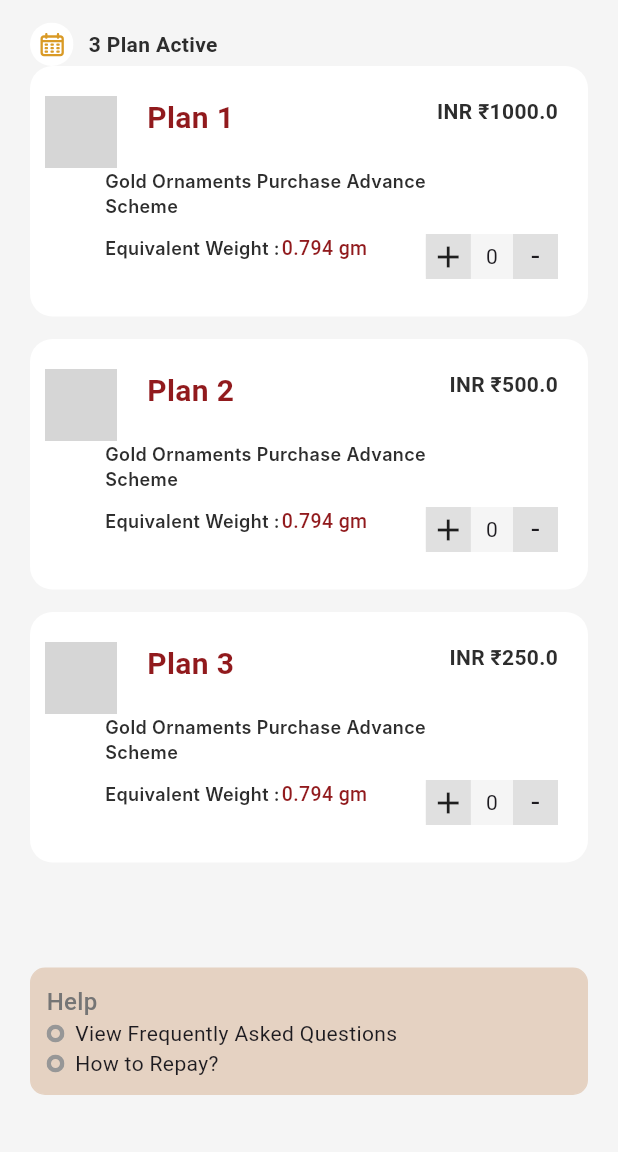
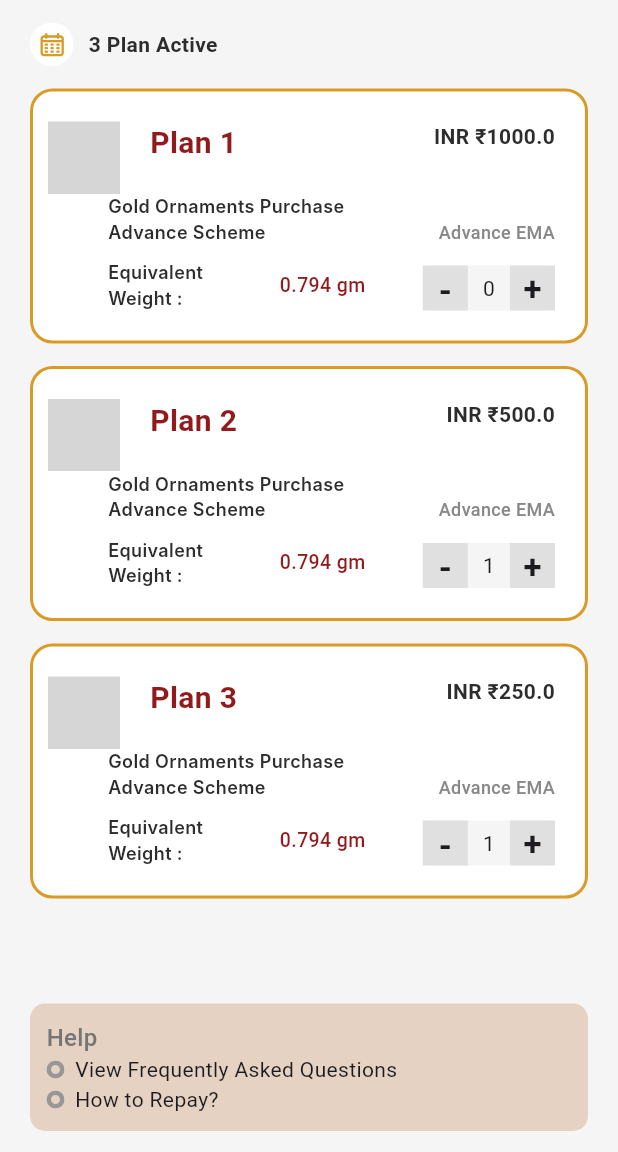
Before and after one commit to NigilDharsan/JewelOne, a Flutter app: the Online_Emi_Payment_Screen screen opened directly, after a tap on an icon or button, on a phone screen of 412 x 824 dp, the part 84-1236 px from its top. Run offline on Flutter 3.47's test engine with Material 3 defaults, Android fonts, the phone set to English and light mode, and no system bars; our stand-ins replace carousel_slider, dio, flutter_riverpod, flutter_secure_storage, flutter_spinkit, flutter_svg and 2 more; missing offline and left inert: country_list_pick, easy_radio, flutter_cashfree_pg_sdk, scroll_loop_auto_scroll; accounts and stored records are empty; Roboto replaces fonts that are missing (Inter, Metropolis); project files that could hold a hidden picture were left out; grey boxes are pictures that could not be loaded.

Commit message:
Committing the code and fixes bug in the online emi payment, Setting Screen, Store Locator

```diff
--- a/lib/Common_Widgets/Common_Model_Bottom_Sheet.dart
+++ b/lib/Common_Widgets/Common_Model_Bottom_Sheet.dart
@@ -6,7 +6,8 @@ import 'Common_Button.dart';
 
 
 //TOTAL AMOUNT
-Widget Total_Amount_Bottom_Sheet(context,{required void Function()? onPress}){
+Widget Total_Amount_Bottom_Sheet(context,{required void Function()? onPress,
+  required String totalAmount, required String mobileNumber}){
   return  Container(
     height: MediaQuery.sizeOf(context).height/2.5,
     decoration: BoxDecoration(
@@ -33,10 +34,10 @@ Widget Total_Amount_Bottom_Sheet(context,{required void Function()? onPress}){
           //TRANSACTION FOR
           Padding(
             padding: const EdgeInsets.only(top: 10,bottom: 10),
-            child: Text('Here is the amount breakup of your transaction for 9944x xxxxx',style: Textfield_Style2,),
+            child: Text('Here is the amount breakup of your transaction for ${mobileNumber}',style: Textfield_Style2,),
           ),
           //TOTAL AMOUNT
-          Total_Amount(Amount: '5,00,000'),
+          Total_Amount(Amount: '₹${totalAmount}'),
           //BUTTON
           Padding(
             padding: const EdgeInsets.only(top: 25),
--- a/lib/Src/Online_Emi_Payment_Ui/Online_Emi_Payment_Screen.dart
+++ b/lib/Src/Online_Emi_Payment_Ui/Online_Emi_Payment_Screen.dart
@@ -17,6 +17,7 @@ import 'package:jewelone/Src/Home_DashBoard_Ui/Home_DashBoard_Screen.dart';
 import 'package:jewelone/Src/My_SSP_Ui/My_SSP_Screen.dart';
 import 'package:jewelone/utilits/Common_Colors.dart';
 import 'package:jewelone/utilits/ConstantsApi.dart';
+import 'package:jewelone/utilits/Generic.dart';
 import 'package:jewelone/utilits/Text_Style.dart';
 import 'package:http/http.dart' as http;
 
@@ -51,6 +52,22 @@ class _Online_Emi_Payment_ScreenState extends ConsumerState<Online_Emi_Payment_S
     EmiOption(label: '6 months EMI', amount: 500.0, plannum: '2'),
     EmiOption(label: '12 months EMI', amount: 250.0, plannum: '3'),
   ];
+  String phoneVal = '';
+  String name = '';
+
+  Future<void> getDetails() async{
+    String phval = await getCustomer_phone();
+    String maskedMobileNumber = phval!.replaceRange(6, 10, "xxxx");
+    setState(() {
+      phoneVal = maskedMobileNumber;
+    });
+  }
+  @override
+  void initState() {
+    // TODO: implement initState
+    super.initState();
+    getDetails();
+  }
 
   @override
   Widget build(BuildContext context) {
@@ -77,7 +94,7 @@ class _Online_Emi_Payment_ScreenState extends ConsumerState<Online_Emi_Payment_S
               mainAxisAlignment: MainAxisAlignment.start,
               children: [
                 Padding(
-                  padding: const EdgeInsets.only(top: 15),
+                  padding: const EdgeInsets.only(top: 15,bottom: 15),
                   child: Row(
                     children: [
                       ImgPathSvg('calendar2.svg'),
@@ -104,8 +121,8 @@ class _Online_Emi_Payment_ScreenState extends ConsumerState<Online_Emi_Payment_S
                           return Total_Amount_Bottom_Sheet(
                             context,
                             onPress: () async {
-                              await initiatePay(orderId: '', paymentSessionId: '');
-                            },
+                              await createOrder();
+                            }, totalAmount: "${totalAmount}", mobileNumber: '${phoneVal}',
                           );
                         },
                       );
@@ -133,6 +150,7 @@ class _Online_Emi_Payment_ScreenState extends ConsumerState<Online_Emi_Payment_S
           margin: EdgeInsets.only(bottom: 15),
           decoration: BoxDecoration(
             borderRadius: BorderRadius.circular(15),
+            border: Border.all(color: arrow,width: 2),
             color: white1,
           ),
           child: Padding(
@@ -174,25 +192,38 @@ class _Online_Emi_Payment_ScreenState extends ConsumerState<Online_Emi_Payment_S
                     Text("INR ₹${emiOption.amount}", style: rate2),
                   ],
                 ),
+                Padding(
+                  padding: const EdgeInsets.only(bottom: 10,),
+                  child: Row(
+                    mainAxisAlignment: MainAxisAlignment.start,
+                    crossAxisAlignment: CrossAxisAlignment.end,
+                    children: [
                       Container(
-                  margin: EdgeInsets.only(bottom: 10, left: 40),
-                  width: MediaQuery.sizeOf(context).width / 1.8,
+                        margin: EdgeInsets.only(left: 40),
+                        width: MediaQuery.sizeOf(context).width / 2.3,
                         child: Text(
                           'Gold Ornaments Purchase Advance Scheme',
                           style: planST,
                           maxLines: 2,
                         ),
                       ),
-                Row(
+                      const Spacer(),
+                      Text('Advance EMA',style: walletT2,)
+                    ],
+                  ),
+                ),
+                Padding(
+                  padding: const EdgeInsets.only(bottom:20),
+                  child: Row(
                     mainAxisAlignment: MainAxisAlignment.start,
-                  crossAxisAlignment: CrossAxisAlignment.start,
+                    crossAxisAlignment: CrossAxisAlignment.end,
                     children: [
                       Padding(
                         padding: const EdgeInsets.only(left: 40),
                         child: Row(
                           children: [
                             Container(
-                            width: MediaQuery.sizeOf(context).width / 3.5,
+                              width: MediaQuery.sizeOf(context).width / 3.6,
                               child: Text('Equivalent Weight : ', style: planST),
                             ),
                             Text('0.794 gm', style: Goldweight),
@@ -203,15 +234,32 @@ class _Online_Emi_Payment_ScreenState extends ConsumerState<Online_Emi_Payment_S
                       Container(
                         height: 30,
                         alignment: Alignment.topLeft,
-                      margin: EdgeInsets.only(bottom: 25),
+
                         decoration: BoxDecoration(
-                        borderRadius: BorderRadius.circular(2.5),
+                          borderRadius: BorderRadius.circular(5),
+
                           color: white2,
                         ),
                         child: Row(
                           mainAxisAlignment: MainAxisAlignment.start,
                           crossAxisAlignment: CrossAxisAlignment.start,
                           children: [
+
+                            Container(
+                              height: 30,
+                              width: 30,
+                              color: white3,
+                              child: InkWell(
+                                onTap: () {
+                                  _decrementCounter(emiOption);
+                                },
+                                child: Center(child: Text('-',style: TextStyle(fontSize: 22.5,fontWeight: FontWeight.bold),)),
+                              ),
+                            ),
+                            Padding(
+                              padding: const EdgeInsets.only(left: 10, right: 10),
+                              child: Center(child: Text('${emiOption.count }')),
+                            ),
                             Container(
                               height: 30,
                               width: 30,
@@ -220,28 +268,14 @@ class _Online_Emi_Payment_ScreenState extends ConsumerState<Online_Emi_Payment_S
                                 onTap: () {
                                   _incrementCounter(emiOption);
                                 },
-                              child: Center(child: Icon(Icons.add)),
-                            ),
-                          ),
-                          Padding(
-                            padding: const EdgeInsets.only(left: 10, right: 10),
-                            child: Center(child: Text('${emiOption.count}')),
-                          ),
-                          Container(
-                            height: 30,
-                            width: 30,
-                            color: white3,
-                            child: InkWell(
-                              onTap: () {
-                                _decrementCounter(emiOption);
-                              },
-                              child: Center(child: Text('-', style: TextStyle(fontSize: 20))),
+                                child: Center(child: Text('+',style: TextStyle(fontSize: 22,fontWeight: FontWeight.bold)),),
                               ),
                             ),
                           ],
                         ),
                       ),
                     ],
+                  ),
                 ),
               ],
             ),
@@ -371,5 +405,5 @@ class EmiOption {
   final String plannum;
   int count;
 
-  EmiOption( {required this.label, required this.amount,required this.plannum,this.count = 0});
+  EmiOption( {required this.label, required this.amount,required this.plannum,this.count = 1});
 }
--- a/lib/Src/Security_Setting_Ui/Settings_Screen.dart
+++ b/lib/Src/Security_Setting_Ui/Settings_Screen.dart
@@ -160,7 +160,7 @@ class _Settings_ScreenState extends ConsumerState<Settings_Screen> {
                   Settingscontainer(context,text: 'KYC', image: 'kyc.svg', image2: 'rightarrow2.svg', onTap: () {
                     Navigator.push(context, MaterialPageRoute(builder: (context)=>KYC_Screen()));
                   }),
-                  Settingscontainer(context,text: 'About JewelOne', image: 'aboutjweleone.svg', image2: 'rightarrow2.svg', onTap: () {
+                  Settingscontainer(context,text: 'About Shining Dawn', image: 'aboutjweleone.svg', image2: 'rightarrow2.svg', onTap: () {
                     //Navigator.push(context, MaterialPageRoute(builder: (context)=>Password_Screen()));
                   }),
                 ],
--- a/lib/Src/Store_Locator_Ui/Store_Locator_Screen.dart
+++ b/lib/Src/Store_Locator_Ui/Store_Locator_Screen.dart
@@ -34,7 +34,7 @@ class _Store_Locator_ScreenState extends State<Store_Locator_Screen> {
           child: Column(
             crossAxisAlignment: CrossAxisAlignment.start,
             children: [
-              Text('JewelOne is available at',style: locationT,),
+              Text('Shining Dawn is available at',style: locationT,),
 
               //LOCATION 1
               Location_Container(
```
Lines whose indentation alone changed are shown as unchanged.
